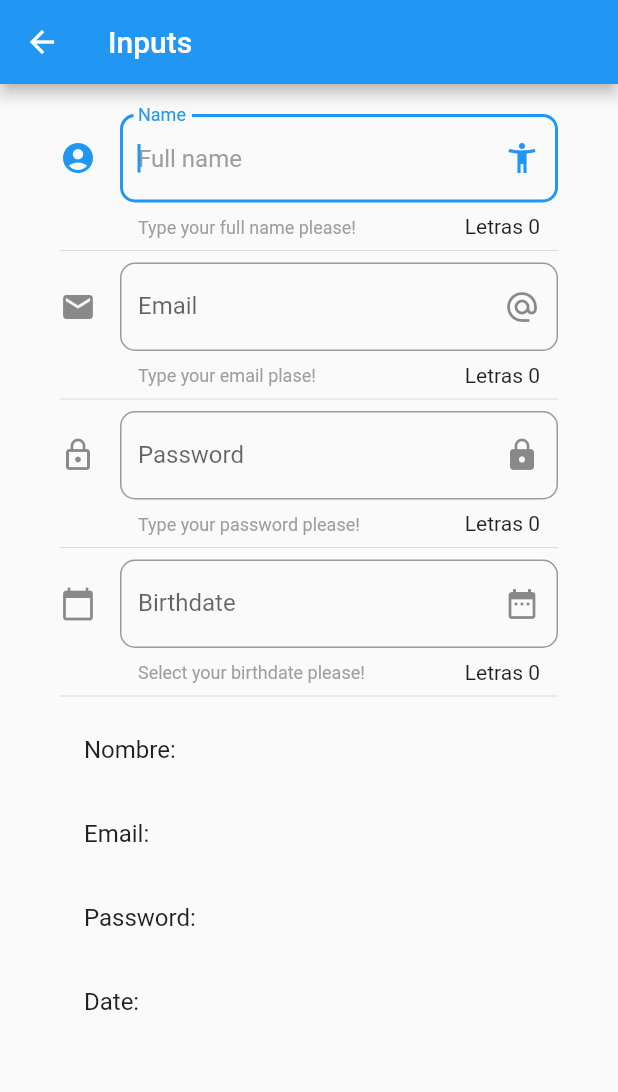
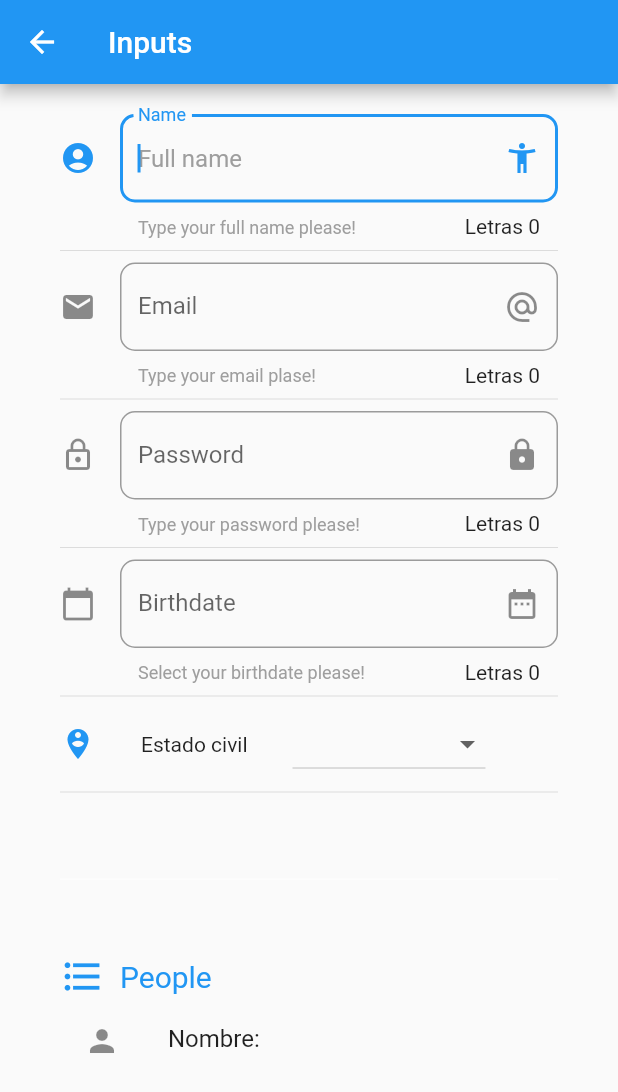
Before and after one commit to gallottohugo/FlutterComponents, a Flutter app: the InputPage screen opened by its route, on a phone screen of 412 x 824 dp. Shown: the top 1092 px of the screen. Run offline on Flutter 3.47's test engine with Material 2 defaults, Android fonts, the phone set to English and light mode, and no system bars.

Commit message:
DropDown and DropDownMenuItem

```diff
--- a/lib/src/pages/input_page.dart
+++ b/lib/src/pages/input_page.dart
@@ -9,11 +9,13 @@ class InputPage extends StatefulWidget {
 
 class _InputPageState extends State<InputPage> {
 
-	String _name = "";
-	String _email = "";
-	String _password = "";
+	String _name = '';
+	String _email = '';
+	String _password = '';
 	String _date = '';
 	TextEditingController _textEditingController = new TextEditingController();
+	List<String> _status = ['','soltero', 'casado', 'comprometido', 'viudo'];
+	String _statusSelected = '';
 
   	@override
   	Widget build(BuildContext context) {
@@ -32,6 +34,12 @@ class _InputPageState extends State<InputPage> {
 					Divider(),
 					_newDate(context),
 					Divider(),
+					_newDropDown(),
+					Divider(thickness: 0.0,),
+					Divider(
+						height: 100.0,
+						color: Colors.white,
+					),
 					_newPerson()
 				],
 			),
@@ -155,13 +163,59 @@ class _InputPageState extends State<InputPage> {
 		}
 		return dateTime;
 	}
+
+
+	List<DropdownMenuItem<String>> _listDropDownItems() {
+		List<DropdownMenuItem<String>> _list = new List();
+		for (String item in _status){
+			_list.add(DropdownMenuItem(
+				child: Text(item),
+				value: item,
+			));
+		}
+		return _list;
+	}
+
+	Widget _newDropDown(){
+		return Row(
+			children: <Widget>[
+				Icon(Icons.person_pin_circle, color: Colors.blue,),
+				SizedBox(width: 30.0,),
+				Container(
+					child: Text('Estado civil'),
+				),
+				SizedBox(width: 30.0,),
+				DropdownButton(
+					value: _statusSelected,
+					items: _listDropDownItems() ,
+					onChanged: (value){
+						setState(() {
+							_statusSelected = value;
+						});
+					},
+				)
+			],
+
+		);
+
+	}
+
 	Widget _newPerson(){
 		return Column(
 			children: <Widget>[
-				ListTile(title: Text('Nombre: $_name'),),
-				ListTile(title: Text('Email: $_email'),),
-				ListTile(title: Text('Password: $_password'),),
-				ListTile(title: Text('Date: $_date'),),
+				Row(
+					children: <Widget>[
+						Icon(Icons.format_list_bulleted, color: Colors.blue, size: 30.0),
+						SizedBox(width: 10.0,),
+						Text('People',style: TextStyle(color: Colors.blue, fontSize: 20.0),),
+					],
+				),
+				ListTile(
+					leading: Icon(Icons.person),
+					title: Text('Nombre: $_name'),
+					subtitle: Text('$_email'),
+					trailing: Text('$_statusSelected'),
+				),
 			],
 		);
 
```
